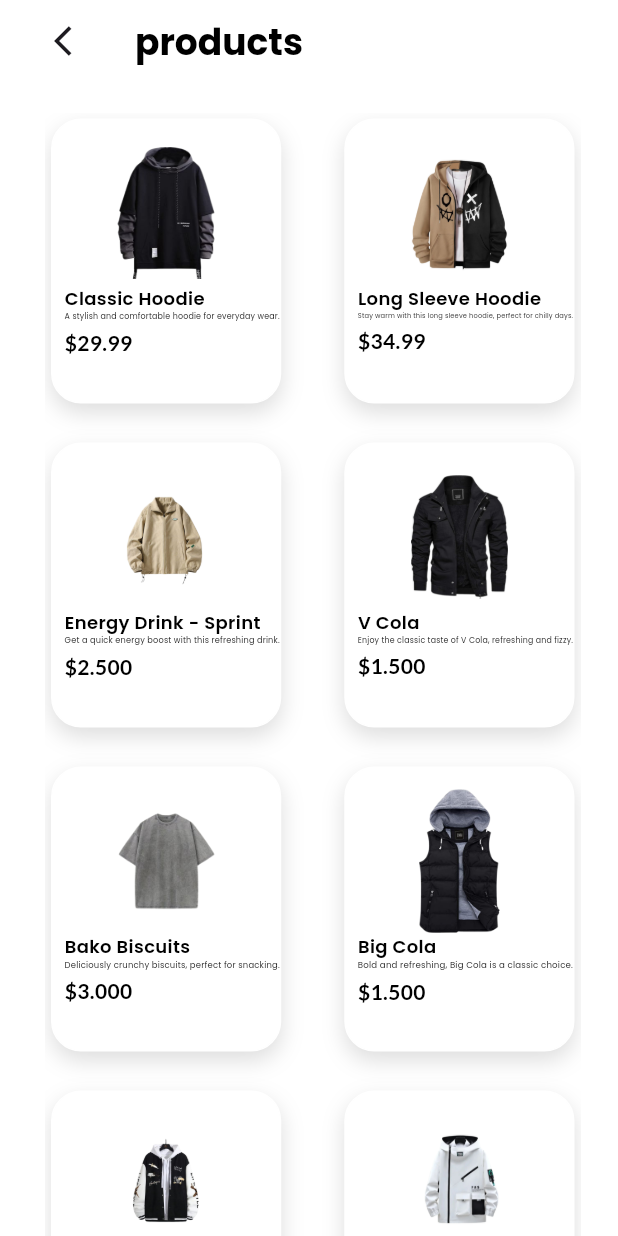
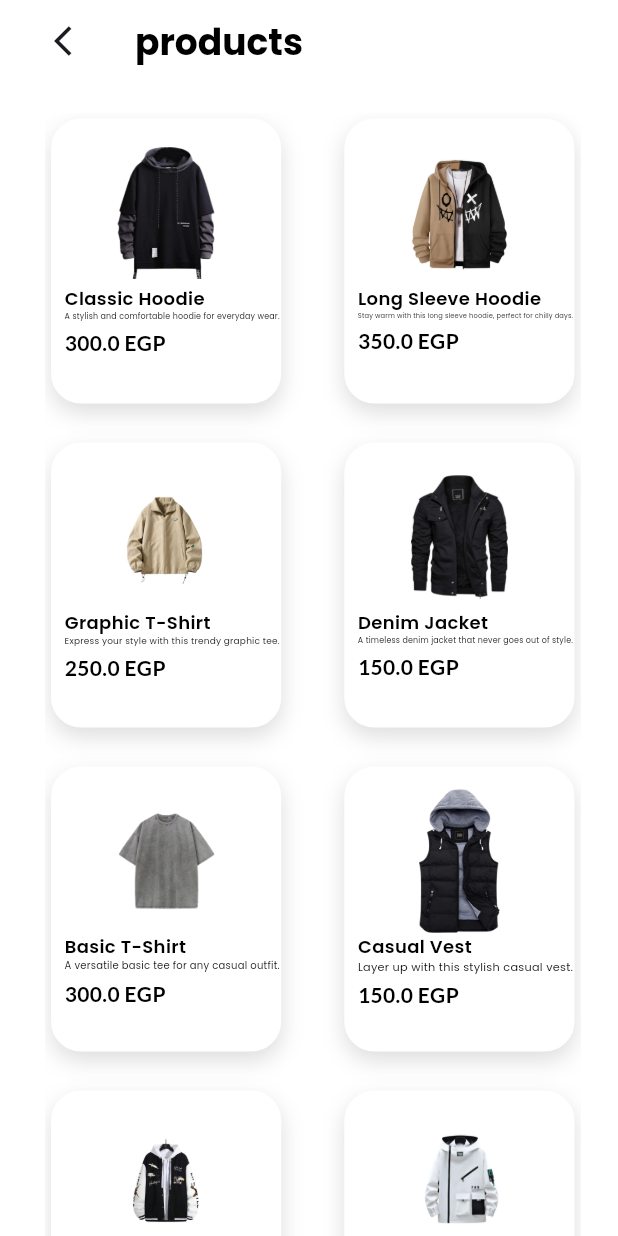
Before and after one commit to OmarAliSiad/ClothesApp, a Flutter app: the ProductView screen opened by its route, on a phone screen of 412 x 824 dp. Run offline on Flutter 3.47's test engine with Material 3 defaults, Android fonts, the phone set to English and light mode, and no system bars; our stand-ins replace animate_do, awesome_dialog, firebase_auth, firebase_core, font_awesome_flutter, google_fonts; accounts and stored records are empty.

Commit message:
first commit

```diff
--- a/lib/features/product_view/presenation/views/product_details_view.dart
+++ b/lib/features/product_view/presenation/views/product_details_view.dart
@@ -55,7 +55,7 @@ class _ProductDetailsViewState extends State<ProductDetailsView> {
                   ZoomIn(
                     duration: const Duration(milliseconds: 1200),
                     child: Text(
-                      '${widget.cardItemModel!.title}',
+                      widget.cardItemModel!.title,
                       style: AppStyles.styleMedium18(context)
                           .copyWith(fontSize: 20),
                     ),
@@ -64,7 +64,7 @@ class _ProductDetailsViewState extends State<ProductDetailsView> {
                   ZoomIn(
                     duration: const Duration(milliseconds: 1200),
                     child: Text(
-                      "\$${widget.cardItemModel!.price}00".substring(0, 6),
+                      "${widget.cardItemModel!.price} EGP",
                       style: AppStyles.styleBold24(context)
                           .copyWith(color: const Color(0xff1A0F91)),
                     ),
--- a/lib/features/product_view/presenation/views/product_view.dart
+++ b/lib/features/product_view/presenation/views/product_view.dart
@@ -14,7 +14,7 @@ class ProductView extends StatefulWidget {
       image: Assets.imagesHoodie,
       title: 'Classic Hoodie',
       subtitle: 'A stylish and comfortable hoodie for everyday wear.',
-      price: 29.99,
+      price: 300,
     ),
     CardItemModel(
       IsImagePicked: false,
@@ -22,63 +22,63 @@ class ProductView extends StatefulWidget {
       title: 'Long Sleeve Hoodie',
       subtitle:
           'Stay warm with this long sleeve hoodie, perfect for chilly days.',
-      price: 34.99,
+      price: 350,
     ),
     CardItemModel(
       IsImagePicked: false,
       image: Assets.imagesSweetShirt,
-      title: 'Energy Drink - Sprint',
-      subtitle: 'Get a quick energy boost with this refreshing drink.',
-      price: 2.50,
+      title: 'Graphic T-Shirt',
+      subtitle: 'Express your style with this trendy graphic tee.',
+      price: 250,
     ),
     CardItemModel(
       IsImagePicked: false,
       image: Assets.imagesJacket,
-      title: 'V Cola',
-      subtitle: 'Enjoy the classic taste of V Cola, refreshing and fizzy.',
-      price: 1.50,
+      title: 'Denim Jacket',
+      subtitle: 'A timeless denim jacket that never goes out of style.',
+      price: 150,
     ),
     CardItemModel(
       IsImagePicked: false,
       image: Assets.imagesTshirt,
-      title: 'Bako Biscuits',
-      subtitle: 'Deliciously crunchy biscuits, perfect for snacking.',
-      price: 3.00,
+      title: 'Basic T-Shirt',
+      subtitle: 'A versatile basic tee for any casual outfit.',
+      price: 300,
     ),
     CardItemModel(
       IsImagePicked: false,
       image: Assets.imagesVest,
-      title: 'Big Cola',
-      subtitle: 'Bold and refreshing, Big Cola is a classic choice.',
-      price: 1.50,
+      title: 'Casual Vest',
+      subtitle: 'Layer up with this stylish casual vest.',
+      price: 150,
     ),
     CardItemModel(
       IsImagePicked: false,
       image: Assets.imagesGraffiti,
-      title: 'Tipo Treats',
-      subtitle: 'Indulge in the sweet, moist delight of Tipo.',
-      price: 2.00,
+      title: 'Streetwear Hoodie',
+      subtitle: 'Make a statement with this bold streetwear hoodie.',
+      price: 200,
     ),
     CardItemModel(
       IsImagePicked: false,
       image: Assets.imagesSweetShirt4,
-      title: 'Cheetos Crunch',
-      subtitle: 'Experience the crunch of Cheetos, a classic snack.',
-      price: 1.00,
+      title: 'Athletic Tank Top',
+      subtitle: 'Stay cool during workouts with this breathable tank top.',
+      price: 100,
     ),
     CardItemModel(
       IsImagePicked: false,
       image: Assets.imagesZephyr,
-      title: 'Lays Chips - Classic',
-      subtitle: 'Crispy and delicious, the perfect snack for any occasion.',
-      price: 1.50,
+      title: 'Chic Blazer',
+      subtitle: 'Elevate your look with this elegant chic blazer.',
+      price: 150,
     ),
     CardItemModel(
       IsImagePicked: false,
       image: Assets.imagesHoodie,
       title: 'Classic Hoodie',
       subtitle: 'A stylish and comfortable hoodie for everyday wear.',
-      price: 29.99,
+      price: 300,
     ),
     CardItemModel(
       IsImagePicked: false,
@@ -86,28 +86,28 @@ class ProductView extends StatefulWidget {
       title: 'Long Sleeve Hoodie',
       subtitle:
           'Stay warm with this long sleeve hoodie, perfect for chilly days.',
-      price: 34.99,
+      price: 350,
     ),
     CardItemModel(
       IsImagePicked: false,
       image: Assets.imagesSweetShirt,
-      title: 'Energy Drink - Sprint',
-      subtitle: 'Get a quick energy boost with this refreshing drink.',
-      price: 2.50,
+      title: 'Sporty T-Shirt',
+      subtitle: 'Get active in this comfortable sporty t-shirt.',
+      price: 250,
     ),
     CardItemModel(
       IsImagePicked: false,
       image: Assets.imagesJacket,
-      title: 'V Cola',
-      subtitle: 'Enjoy the classic taste of V Cola, refreshing and fizzy.',
-      price: 1.50,
+      title: 'Lightweight Windbreaker',
+      subtitle: 'Perfect for breezy days, this windbreaker is a must-have.',
+      price: 150,
     ),
     CardItemModel(
       IsImagePicked: false,
       image: Assets.imagesVest,
-      title: 'Big Cola',
-      subtitle: 'Bold and refreshing, Big Cola is a classic choice.',
-      price: 1.50,
+      title: 'Stylish Puffer Vest',
+      subtitle: 'Stay warm and fashionable with this puffer vest.',
+      price: 150,
     ),
   ];
   static String id = 'ProductView';
--- a/lib/features/product_view/presenation/widgets/custom_product_item.dart
+++ b/lib/features/product_view/presenation/widgets/custom_product_item.dart
@@ -72,7 +72,7 @@ class CustomProductItem extends StatelessWidget {
                   Padding(
                     padding: const EdgeInsets.only(left: 8),
                     child: Text(
-                      '\$${cardItemModel.price.toString()}00'.substring(0, 6),
+                      '${cardItemModel.price.toString()} EGP',
                       style: AppStyles.styleBold14(context).copyWith(
                         fontFamily: GoogleFonts.lato().fontFamily,
                       ),
@@ -83,9 +83,6 @@ class CustomProductItem extends StatelessWidget {
                   ),
                 ],
               ),
-              const SizedBox(
-                height: 13,
-              )
             ],
           ),
         ),
--- a/lib/main.dart
+++ b/lib/main.dart
@@ -50,7 +50,10 @@ class _MyAppState extends State<MyApp> {
         HomeView.id: (context) => const HomeView(),
         ProductView.id: (context) => const ProductView(),
       },
-      home: const SplashView(),
+      home: FirebaseAuth.instance.currentUser != null &&
+              FirebaseAuth.instance.currentUser!.emailVerified
+          ? const MainScreen()
+          : const SplashView(),
     );
   }
 }
```
